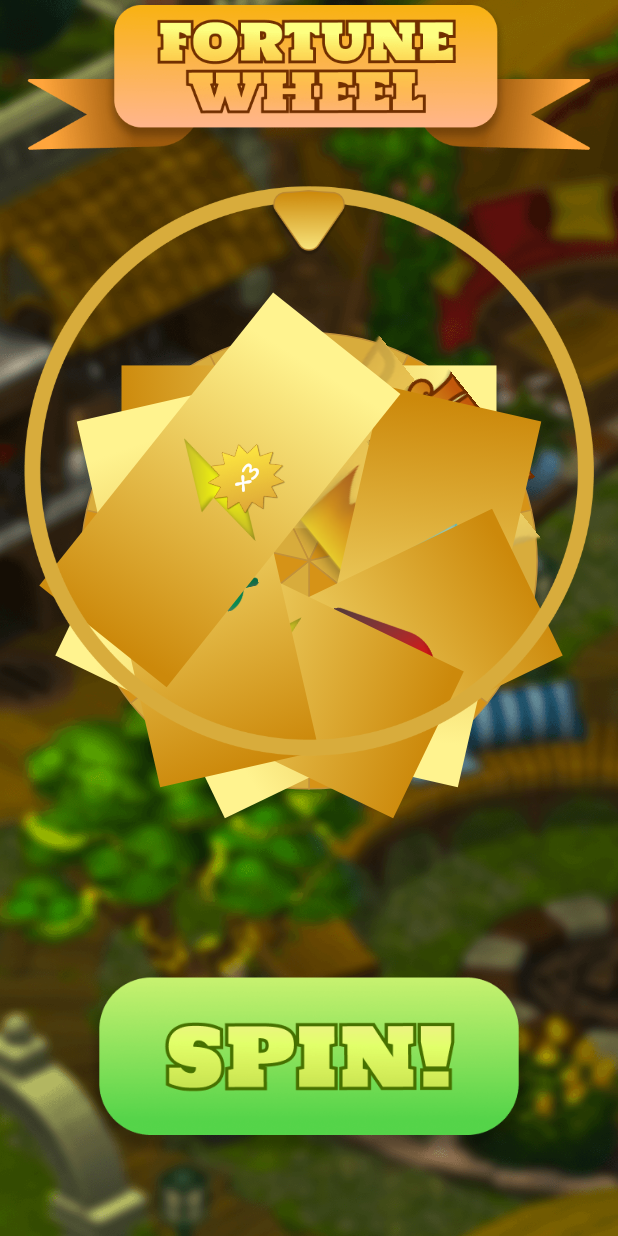
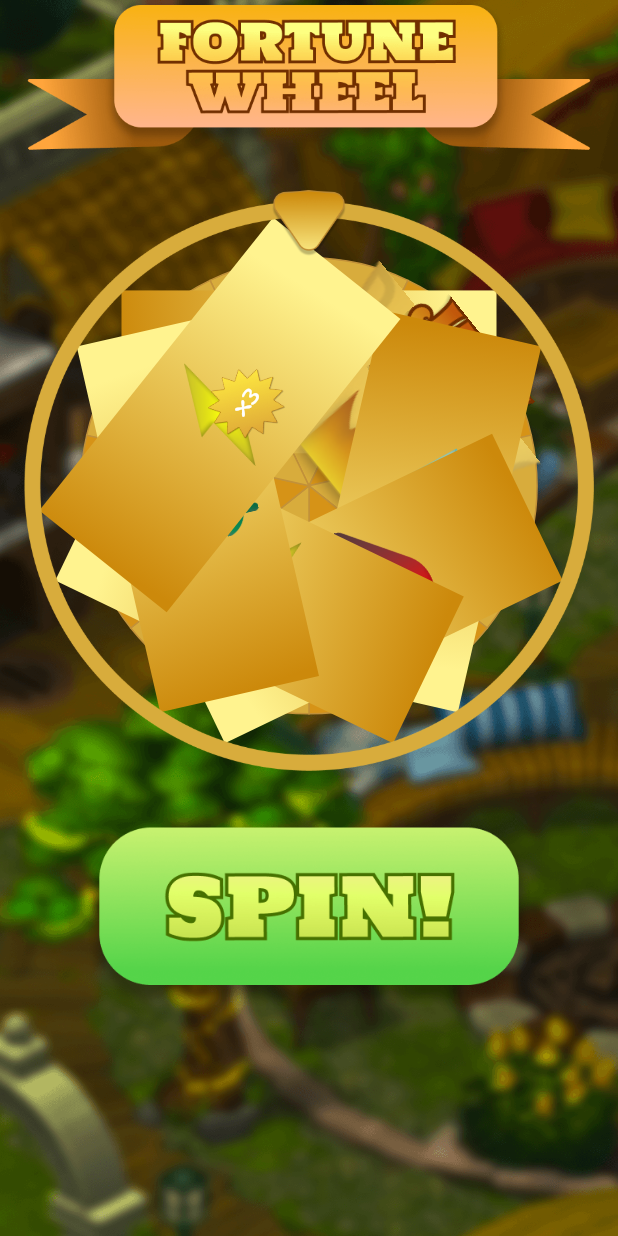
Before and after one commit to extrawest/spin-the-wheel-game, a Flutter app: the screen it shows after launch, on a phone screen of 412 x 824 dp. Run offline on Flutter 3.47's test engine with Material 2 defaults, Android fonts, the phone set to English and light mode, and no system bars; drawn by our look-alikes of flutter_fortune_wheel, zoom_tap_animation; our stand-ins replace equatable, flutter_bloc, lottie.

Commit message:
Refactor responsive layout

```diff
--- a/lib/widgets/spin_wheel_game.dart
+++ b/lib/widgets/spin_wheel_game.dart
@@ -20,14 +20,9 @@ class SpinWheelGame extends StatelessWidget {
             mainAxisAlignment: MainAxisAlignment.center,
             crossAxisAlignment: CrossAxisAlignment.center,
             children: [
-              Image.asset(fortuneWheelTitle),
+              Image.asset(fortuneWheelTitle, width: 500),
               const SizedBox(height: 24),
-              ConstrainedBox(
-                constraints: const BoxConstraints(
-                  maxWidth: 500,
-                ),
-                child: const CustomSpinningWheel(),
-              ),
+              const CustomSpinningWheel(),
             ],
           ),
         ),
--- a/lib/widgets/spinning_wheel.dart
+++ b/lib/widgets/spinning_wheel.dart
@@ -36,9 +36,12 @@ class _CustomSpinningWheelState extends State<CustomSpinningWheel> with TickerPr
 
   @override
   void initState() {
-    _defaultLottieController = AnimationController(vsync: this)..duration = const Duration(seconds: 3);
-    _coinsLottieController = AnimationController(vsync: this)..duration = const Duration(seconds: 3);
-    _goldenConfettiLottieController = AnimationController(vsync: this)..duration = const Duration(seconds: 3);
+    _defaultLottieController = AnimationController(vsync: this)
+      ..duration = const Duration(seconds: 3);
+    _coinsLottieController = AnimationController(vsync: this)
+      ..duration = const Duration(seconds: 3);
+    _goldenConfettiLottieController = AnimationController(vsync: this)
+      ..duration = const Duration(seconds: 3);
 
     super.initState();
   }
@@ -57,18 +60,21 @@ class _CustomSpinningWheelState extends State<CustomSpinningWheel> with TickerPr
     return Provider<StreamController<int>>(
       create: (context) => _fortuneWheelNotifier,
       builder: (context, child) => Column(
+        mainAxisSize: MainAxisSize.min,
         children: [
           BlocConsumer<SpinWheelCubit, SpinWheelState>(
             listenWhen: (prev, curr) => prev.isSpinning != curr.isSpinning,
             listener: _spinListener,
             builder: (context, state) => ConstrainedBox(
               constraints: const BoxConstraints(
-                maxHeight: _wheelDiameter,
+                maxHeight: _wheelDiameter - 100,
                 minWidth: _wheelDiameter,
-                minHeight: _wheelDiameter,
+                maxWidth: _wheelDiameter,
+                minHeight: _wheelDiameter - 100,
               ),
               child: AbsorbPointer(
                 child: Stack(
+                  alignment: Alignment.center,
                   children: [
                     FortuneWheel(
                       animateFirst: false,
@@ -189,7 +195,9 @@ class _CustomSpinningWheelState extends State<CustomSpinningWheel> with TickerPr
 
   void _playLottie(LottieType lottie) {
     if (lottie.isGolden) {
-      _goldenConfettiLottieController.forward().then((value) => _goldenConfettiLottieController.reset());
+      _goldenConfettiLottieController
+          .forward()
+          .then((value) => _goldenConfettiLottieController.reset());
     } else if (lottie.isCoins) {
       _coinsLottieController.forward().then((value) => _coinsLottieController.reset());
     } else if (lottie.isCommon) {
```
